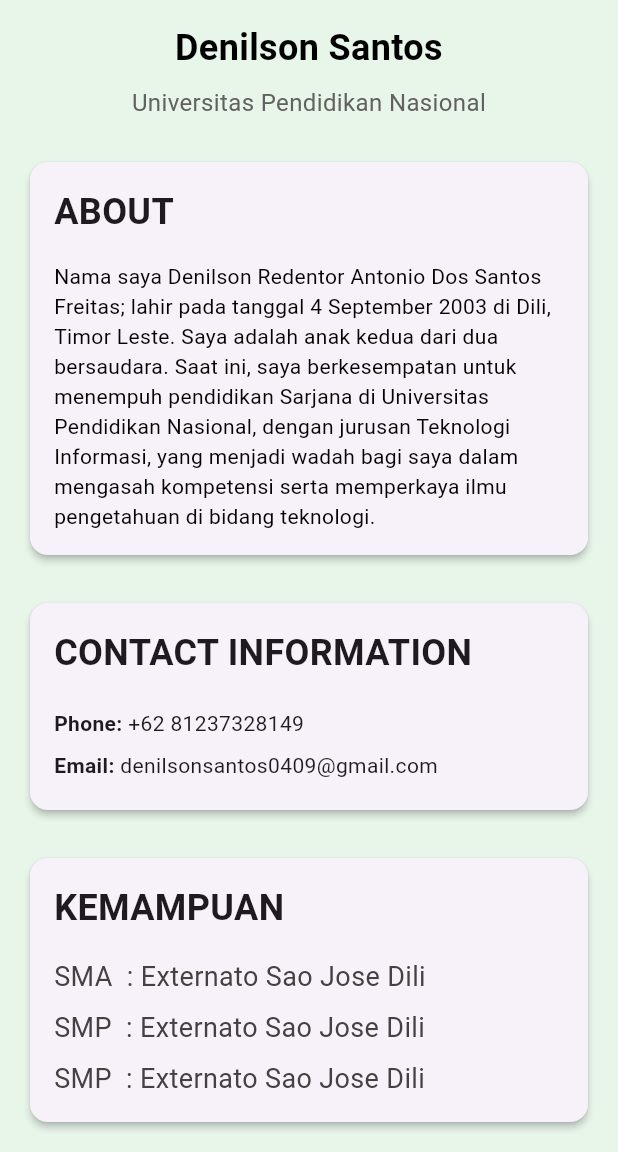
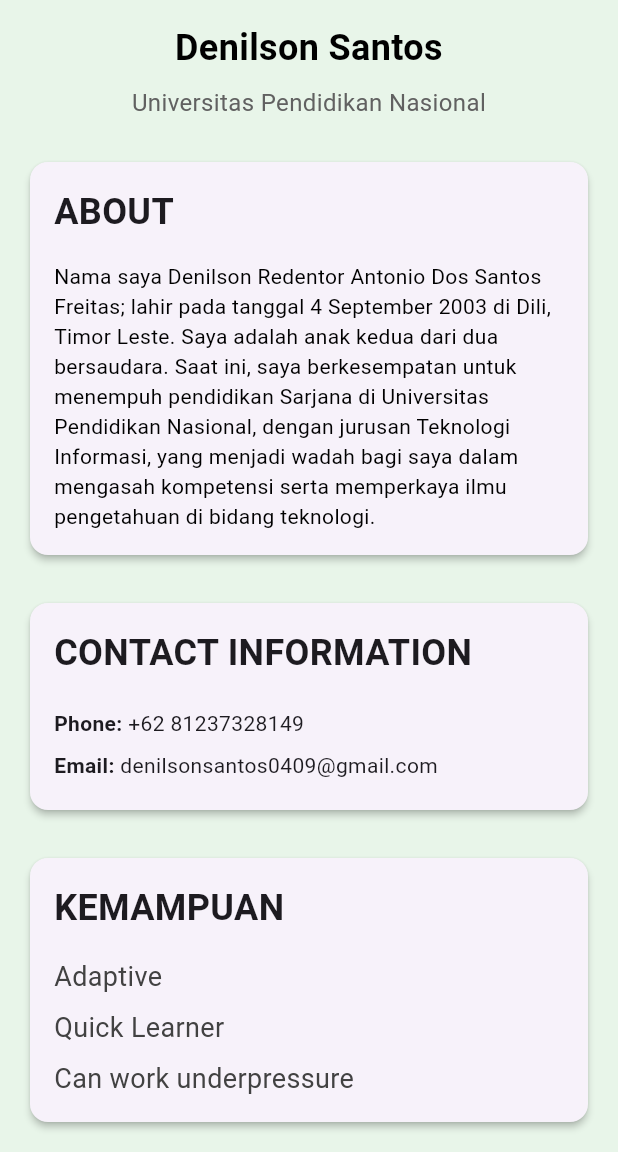
Before and after one commit to DenilsonSantos0409/project_uts, a Flutter app: the screen it shows after launch, scrolled down 137 dp, on a phone screen of 412 x 824 dp, the part 84-1236 px from its top. Run offline on Flutter 3.47's test engine with Material 3 defaults, Android fonts, the phone set to English and light mode, and no system bars.

Commit message:
first commit

```diff
--- a/lib/main.dart
+++ b/lib/main.dart
@@ -134,19 +134,19 @@ class ProfilePage extends StatelessWidget {
                             ),
                             SizedBox(height: 16),
                             Text(
-                              'SMA  : Externato Sao Jose Dili',
+                              'Adaptive',
                               style: TextStyle(
                                   fontSize: 18, color: Colors.grey[800]),
                             ),
                             SizedBox(height: 8),
                             Text(
-                              'SMP  : Externato Sao Jose Dili',
+                              'Quick Learner',
                               style: TextStyle(
                                   fontSize: 18, color: Colors.grey[800]),
                             ),
                             SizedBox(height: 8),
                             Text(
-                              'SMP  : Externato Sao Jose Dili',
+                              'Can work underpressure',
                               style: TextStyle(
                                   fontSize: 18, color: Colors.grey[800]),
                             ),
@@ -206,8 +206,13 @@ class SideBar extends StatelessWidget {
             title: Text('About', style: TextStyle(color: Colors.white)),
           ),
           ListTile(
-            leading: Icon(Icons.school, color: Colors.white),
-            title: Text('Pendidikan', style: TextStyle(color: Colors.white)),
+            leading: Icon(Icons.phone, color: Colors.white),
+            title: Text('Contact Information',
+                style: TextStyle(color: Colors.white)),
+          ),
+          ListTile(
+            leading: Icon(Icons.build, color: Colors.white),
+            title: Text('Kemampuan', style: TextStyle(color: Colors.white)),
           ),
           Spacer(),
           Padding(
```
